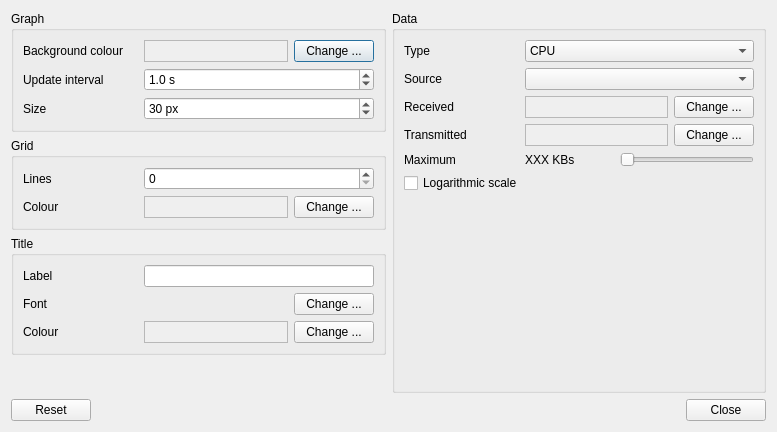
Before: the Qt Designer form plugin-sysstat/razorsysstatconfiguration.ui in lxqt/lxqt-panel, drawn with Qt 5.
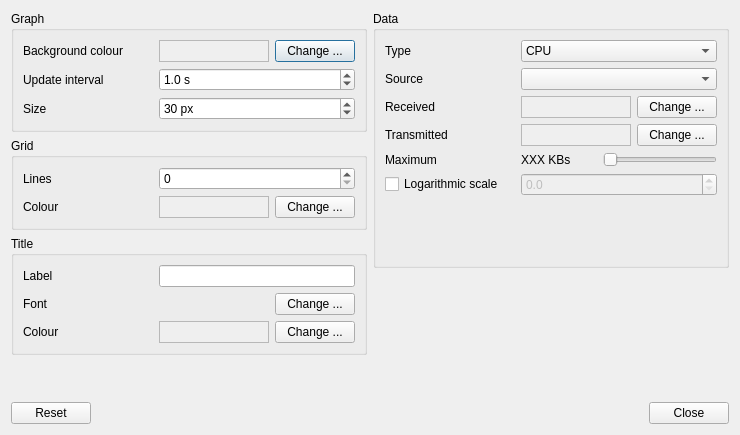
After: the same form once the commit is applied. The open tabs and pages were chosen to show the change.

Commit message: Control over logarithmic scale added

What changed in the file:
```diff
--- a/plugin-sysstat/razorsysstatconfiguration.ui
+++ b/plugin-sysstat/razorsysstatconfiguration.ui
@@ -6,8 +6,8 @@
    <rect>
     <x>0</x>
     <y>0</y>
-    <width>777</width>
-    <height>432</height>
+    <width>740</width>
+    <height>435</height>
    </rect>
   </property>
   <property name="windowTitle">
@@ -23,7 +23,7 @@
          <property name="title">
           <string>Graph</string>
          </property>
-         <layout class="QGridLayout" name="gridLayout_3" columnstretch="1,2">
+         <layout class="QGridLayout" name="gridLayout_3" columnstretch="2,3">
           <item row="0" column="0">
            <widget class="QLabel" name="bgColourL">
             <property name="text">
@@ -130,7 +130,7 @@
          <property name="title">
           <string>Grid</string>
          </property>
-         <layout class="QGridLayout" name="gridLayout_2" columnstretch="1,2">
+         <layout class="QGridLayout" name="gridLayout_2" columnstretch="2,3">
           <item row="0" column="0">
            <widget class="QLabel" name="linesL">
             <property name="text">
@@ -192,7 +192,7 @@
          <property name="title">
           <string>Title</string>
          </property>
-         <layout class="QGridLayout" name="gridLayout" columnstretch="1,2">
+         <layout class="QGridLayout" name="gridLayout" columnstretch="2,3">
           <item row="0" column="0">
            <widget class="QLabel" name="labelL">
             <property name="text">
@@ -285,7 +285,7 @@
          <property name="sizeHint" stdset="0">
           <size>
            <width>20</width>
-           <height>1</height>
+           <height>0</height>
           </size>
          </property>
         </spacer>
@@ -299,7 +299,7 @@
          <property name="title">
           <string>Data</string>
          </property>
-         <layout class="QGridLayout" name="gridLayout_4" columnstretch="1,2">
+         <layout class="QGridLayout" name="gridLayout_4" columnstretch="2,3">
           <item row="0" column="0">
            <widget class="QLabel" name="typeL">
             <property name="text">
@@ -583,7 +583,7 @@
                 <property name="sizeHint" stdset="0">
                  <size>
                   <width>20</width>
-                  <height>76</height>
+                  <height>0</height>
                  </size>
                 </property>
                </spacer>
@@ -746,7 +746,7 @@
                     <property name="sizeHint" stdset="0">
                      <size>
                       <width>20</width>
-                      <height>35</height>
+                      <height>0</height>
                      </size>
                     </property>
                    </spacer>
@@ -816,7 +816,7 @@
                     <property name="sizeHint" stdset="0">
                      <size>
                       <width>20</width>
-                      <height>103</height>
+                      <height>0</height>
                      </size>
                     </property>
                    </spacer>
@@ -833,7 +833,7 @@
                 <property name="sizeHint" stdset="0">
                  <size>
                   <width>20</width>
-                  <height>133</height>
+                  <height>0</height>
                  </size>
                 </property>
                </spacer>
@@ -849,7 +849,7 @@
                <number>0</number>
               </property>
               <item>
-               <layout class="QGridLayout" name="gridLayout_8" columnstretch="1,2">
+               <layout class="QGridLayout" name="gridLayout_8" columnstretch="2,3">
                 <property name="spacing">
                  <number>6</number>
                 </property>
@@ -904,7 +904,7 @@
                   </item>
                  </layout>
                 </item>
-                <item row="3" column="0" colspan="2">
+                <item row="3" column="0">
                  <widget class="QCheckBox" name="logarithmicCB">
                   <property name="text">
                    <string>Logarithmic scale</string>
@@ -971,6 +971,25 @@
                   </item>
                  </layout>
                 </item>
+                <item row="3" column="1">
+                 <widget class="QDoubleSpinBox" name="logScaleSB">
+                  <property name="enabled">
+                   <bool>false</bool>
+                  </property>
+                  <property name="decimals">
+                   <number>1</number>
+                  </property>
+                  <property name="minimum">
+                   <double>0.000000000000000</double>
+                  </property>
+                  <property name="maximum">
+                   <double>3.000000000000000</double>
+                  </property>
+                  <property name="singleStep">
+                   <double>0.100000000000000</double>
+                  </property>
+                 </widget>
+                </item>
                </layout>
               </item>
               <item>
@@ -981,7 +1000,7 @@
                 <property name="sizeHint" stdset="0">
                  <size>
                   <width>20</width>
-                  <height>155</height>
+                  <height>0</height>
                  </size>
                 </property>
                </spacer>
@@ -993,6 +1012,19 @@
          </layout>
         </widget>
        </item>
+       <item>
+        <spacer name="verticalSpacer_7">
+         <property name="orientation">
+          <enum>Qt::Vertical</enum>
+         </property>
+         <property name="sizeHint" stdset="0">
+          <size>
+           <width>20</width>
+           <height>0</height>
+          </size>
+         </property>
+        </spacer>
+       </item>
       </layout>
      </item>
     </layout>
```
Left out of the diff: 58 changed lines with no effect on the pictures. The commit also changes 3 other files.
